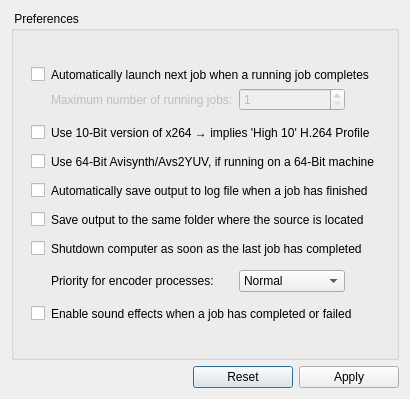
Above: gui/win_preferences.ui from lordmulder/Simple-x264-Launcher before the change. Below: the same form after it.
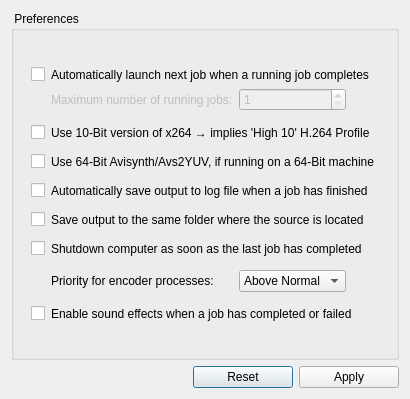
That is the form after the change. Icons and pictures are not drawn.

```diff
--- a/gui/win_preferences.ui
+++ b/gui/win_preferences.ui
@@ -310,6 +310,11 @@
           <property name="frame">
            <bool>true</bool>
           </property>
+          <item>
+           <property name="text">
+            <string>Above Normal</string>
+           </property>
+          </item>
           <item>
            <property name="text">
             <string>Normal</string>
```
